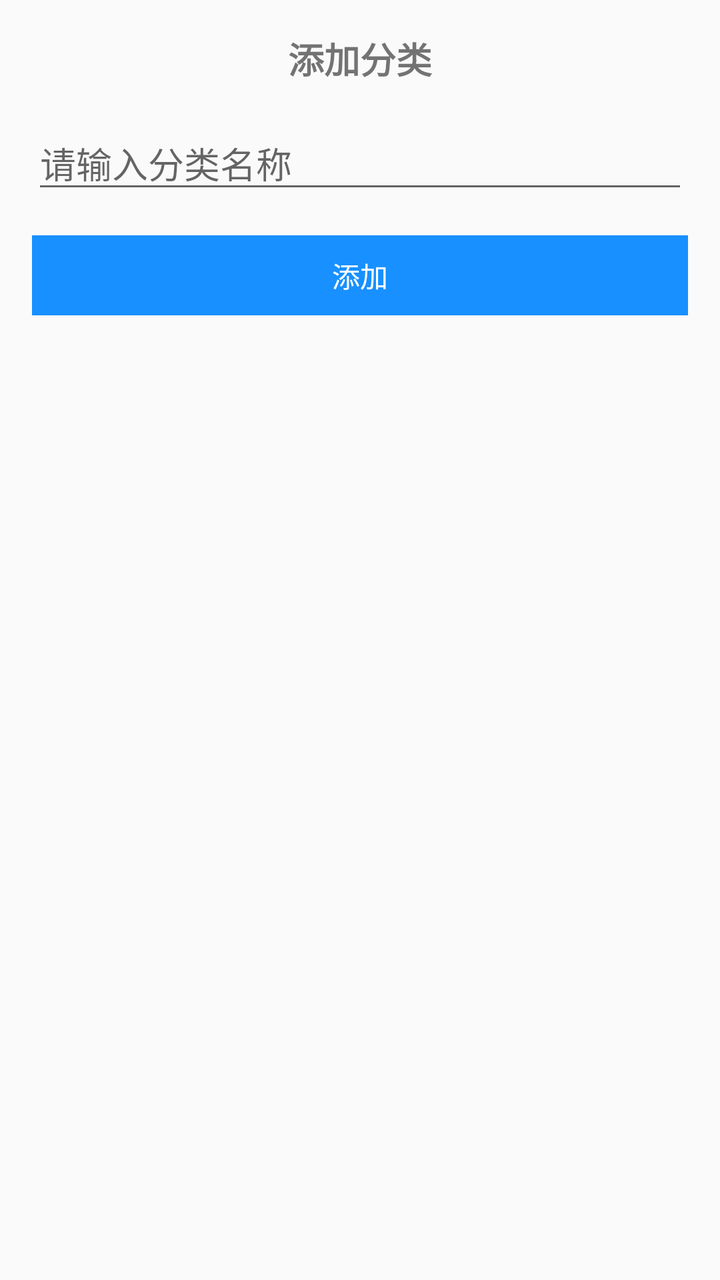
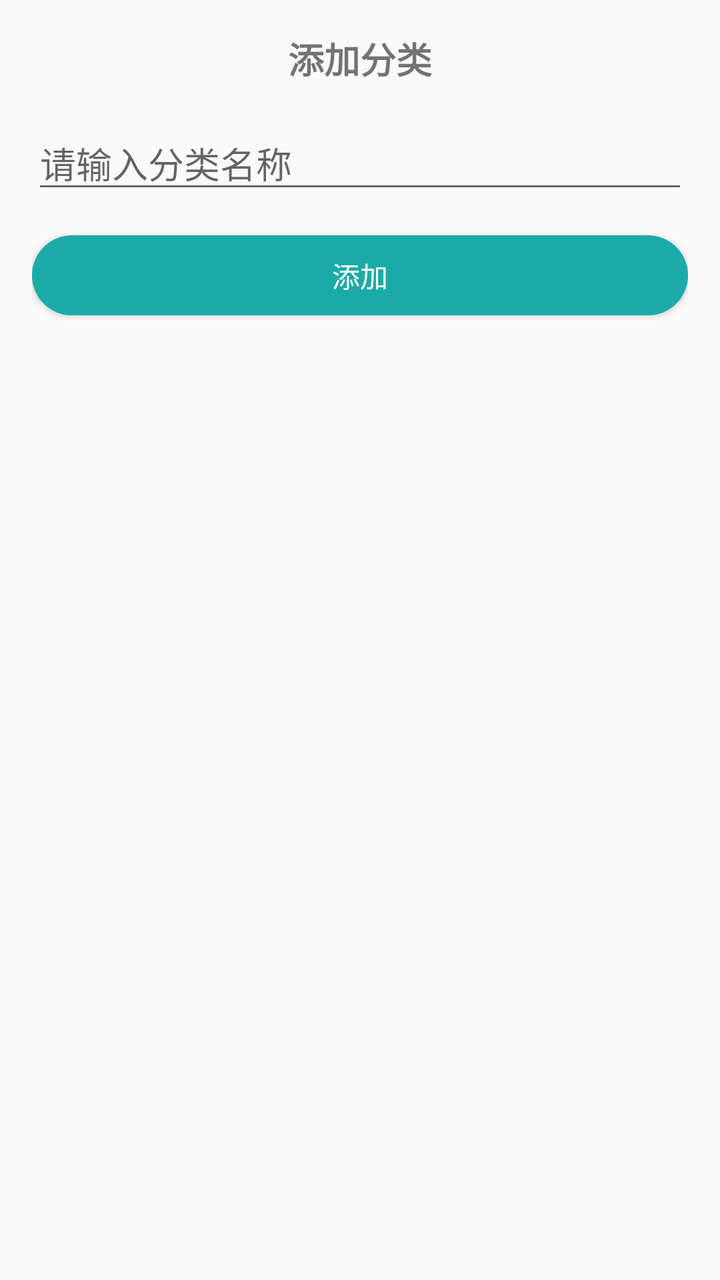

Two renders of the same Android screen: before a commit and after it. Below are the layout's source before the change and the commit's diff.
<!-- AndroidManifest.xml: application theme Theme.Note -->
<!-- res/layout/dialog_add_category.xml -->
<?xml version="1.0" encoding="utf-8"?>
<LinearLayout xmlns:android="http://schemas.android.com/apk/res/android"
    android:layout_width="match_parent"
    android:layout_height="wrap_content"
    android:orientation="vertical"
    android:padding="16dp">

    <TextView
        android:id="@+id/tvTitle"
        android:layout_width="match_parent"
        android:layout_height="wrap_content"
        android:gravity="center"
        android:text="添加分类"
        android:textSize="18sp"
        android:textStyle="bold" />

    <EditText
        android:id="@+id/etCategoryName"
        android:layout_width="match_parent"
        android:layout_height="wrap_content"
        android:layout_marginTop="16dp"
        android:hint="请输入分类名称"
        android:maxLength="20"
        android:maxLines="1" />

    <TextView
        android:id="@+id/tvConfirm"
        android:layout_width="match_parent"
        android:layout_height="40dp"
        android:layout_marginTop="16dp"
        android:background="#1890FF"
        android:gravity="center"
        android:text="添加"
        android:textColor="@android:color/white" />

</LinearLayout>
<!-- resources referenced by this layout -->
<resources>
  <style name="Theme.Note" parent="Theme.AppCompat.Light.NoActionBar" />
</resources>

<!-- the commit's change to res/layout/dialog_add_category.xml (unified diff, before → after) -->
@@ -23,14 +23,14 @@
         android:maxLength="20"
         android:maxLines="1" />
 
-    <TextView
+    <Button
         android:id="@+id/tvConfirm"
         android:layout_width="match_parent"
         android:layout_height="40dp"
         android:layout_marginTop="16dp"
-        android:background="#1890FF"
+        android:background="@drawable/bg_button"
         android:gravity="center"
         android:text="添加"
-        android:textColor="@android:color/white" />
+        android:textColor="@color/white" />
 
 </LinearLayout>
<!-- resource entries referenced after the edit -->
@@ -1,5 +1,15 @@
 <!-- resources referenced by this layout -->
 <resources>
+  <color name="white">#FFFFFF</color>
+  <!-- drawable bg_button (drawable) -->
+  <?xml version="1.0" encoding="utf-8"?>
+  <shape xmlns:android="http://schemas.android.com/apk/res/android">
+  
+      <corners android:radius="25dp"/>
+  
+      <solid android:color="@color/main_color"/>
+  </shape>
   <style name="Theme.Note" parent="Theme.AppCompat.Light.NoActionBar" />
+  <color name="main_color">#1AABA8</color>
 </resources>
 
